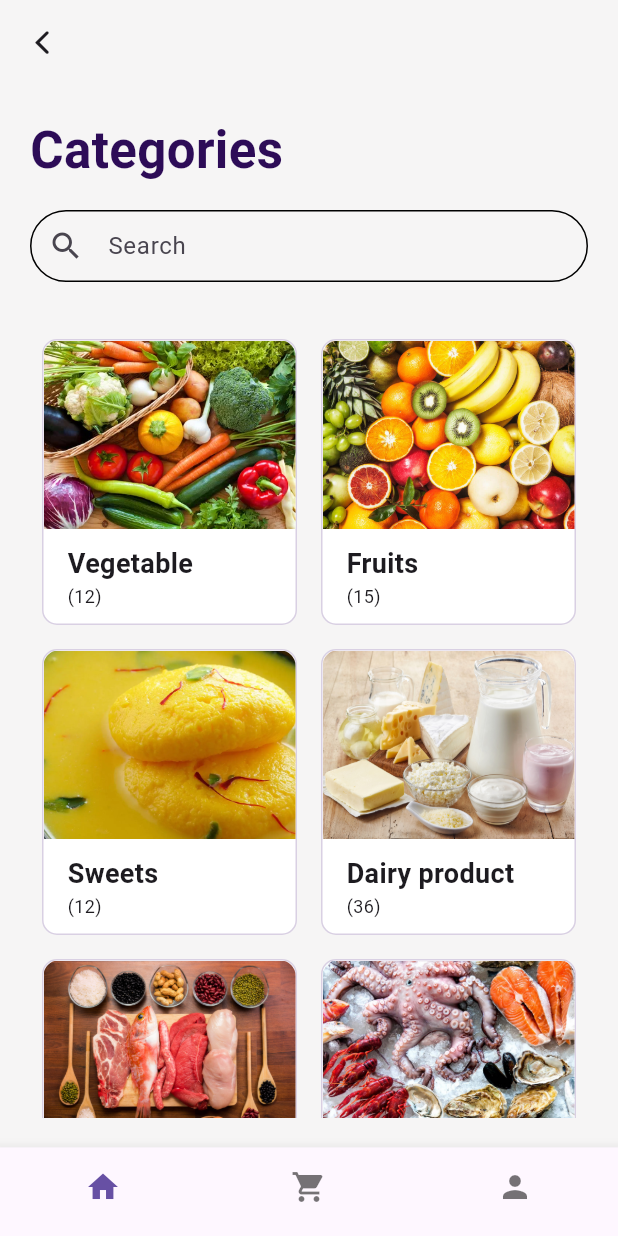
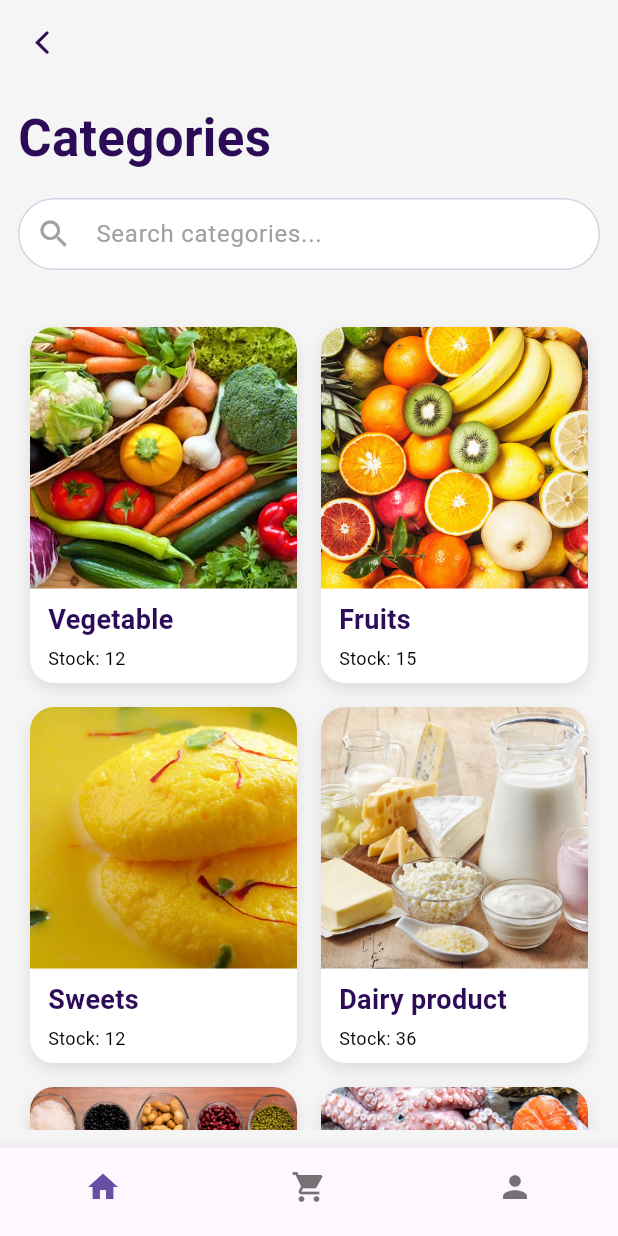
Before and after one commit to tanjilalom/Food-Delivery, a Flutter app: the screen it shows after launch, on a phone screen of 412 x 824 dp. Run offline on Flutter 3.47's test engine with Material 3 defaults, Android fonts, the phone set to English and light mode, and no system bars; our stand-ins replace get.

Commit message:
design updated

```diff
--- a/lib/screen/categories.dart
+++ b/lib/screen/categories.dart
@@ -5,25 +5,26 @@ import 'package:flutter/material.dart';
 import 'package:get/get.dart';
 
 class Categories extends StatelessWidget {
-  Categories({super.key});
+  const Categories({super.key});
 
   @override
   Widget build(BuildContext context) {
     return Scaffold(
-      backgroundColor: Color(0xfff6f5f5),
+      backgroundColor: const Color(0xfff6f5f5),
       appBar: AppBar(
-        backgroundColor: Color(0xfff6f5f5),
+        backgroundColor: const Color(0xfff6f5f5),
+        elevation: 0,
         leading: IconButton(
           onPressed: () => Get.back(),
-          icon: Icon(CupertinoIcons.back),
+          icon: const Icon(CupertinoIcons.back, color: Color(0xff2D0C57)),
         ),
       ),
       body: Padding(
-        padding: const EdgeInsets.all(20.0),
+        padding: const EdgeInsets.all(12.0),
         child: Column(
           crossAxisAlignment: CrossAxisAlignment.start,
           children: [
-            Text(
+            const Text(
               'Categories',
               style: TextStyle(
                 fontSize: 34,
@@ -31,95 +32,105 @@ class Categories extends StatelessWidget {
                 color: Color(0xff2D0C57),
               ),
             ),
-            SizedBox(
-              height: 15,
-            ),
+            const SizedBox(height: 15),
             TextFormField(
               onTapOutside: (event) => FocusScope.of(context).unfocus(),
               decoration: InputDecoration(
-                contentPadding: EdgeInsets.fromLTRB(10, 10, 10, 0),
-                prefixIcon: Icon(Icons.search),
-                hintText: 'Search',
+                filled: true,
+                fillColor: Colors.white,
+                contentPadding: const EdgeInsets.symmetric(vertical: 10),
+                prefixIcon: const Icon(Icons.search, color: Color(0xffA1A1A1)),
+                hintText: 'Search categories...',
+                hintStyle: const TextStyle(color: Color(0xffA1A1A1)),
                 enabledBorder: OutlineInputBorder(
                   borderRadius: BorderRadius.circular(27),
+                  borderSide: const BorderSide(color: Color(0xffD9D0E3)),
                 ),
                 focusedBorder: OutlineInputBorder(
                   borderRadius: BorderRadius.circular(27),
+                  borderSide: const BorderSide(color: Color(0xff2D0C57)),
                 ),
               ),
             ),
-            SizedBox(
-              height: 30,
-            ),
+            const SizedBox(height: 30),
             Expanded(
               child: GridView.builder(
-                gridDelegate: SliverGridDelegateWithFixedCrossAxisCount(
+                physics: const BouncingScrollPhysics(),
+                padding: const EdgeInsets.all(8.0),
+                gridDelegate: const SliverGridDelegateWithFixedCrossAxisCount(
                   crossAxisCount: 2,
-                  childAspectRatio: MediaQuery.of(context).size.width /
-                      (MediaQuery.of(context).size.height / 1.8),
+                  crossAxisSpacing: 16,
+                  mainAxisSpacing: 16,
+                  childAspectRatio: 0.75,
                 ),
                 itemCount: category.length,
                 itemBuilder: (BuildContext context, int index) {
-                  var itemname = category[index];
-                  return Padding(
-                    padding: EdgeInsets.all(8.0),
-                    child: InkWell(
+                  var item = category[index];
+                  return InkWell(
                     onTap: () {
                       Navigator.push(
                         context,
                         CupertinoPageRoute(
-                                builder: (context) => Vegetables()));
+                          builder: (context) => Vegetables(),
+                        ),
+                      );
                     },
-                      //onTap: () => Get.to(Vegetables()),
                     child: Container(
-                        height: 100,
-                        width: 50,
                       decoration: BoxDecoration(
-                          borderRadius: BorderRadius.circular(10),
-                          color: Color(0xffffffff),
-                          border: Border.all(
-                            color: Color(0xffD9D0E3),
+                        borderRadius: BorderRadius.circular(16),
+                        color: Colors.white,
+                        boxShadow: [
+                          BoxShadow(
+                            color: Colors.black.withOpacity(0.1),
+                            blurRadius: 8,
+                            offset: const Offset(0, 4),
                           ),
+                        ],
                       ),
                       child: Column(
                         crossAxisAlignment: CrossAxisAlignment.stretch,
                         children: [
                           Expanded(
                             child: ClipRRect(
-                                borderRadius: BorderRadius.only(
-                                    topLeft: Radius.circular(10),
-                                    topRight: Radius.circular(10)),
-                                // Image border
-                                child: SizedBox.fromSize(
-                                  child: Image.asset(itemname.image,
-                                      fit: BoxFit.cover),
+                              borderRadius: const BorderRadius.only(
+                                topLeft: Radius.circular(16),
+                                topRight: Radius.circular(16),
+                              ),
+                              child: Image.asset(
+                                item.image,
+                                fit: BoxFit.cover,
                               ),
                             ),
                           ),
-                            SizedBox(
-                              height: 10,
+                          Padding(
+                            padding: const EdgeInsets.symmetric(
+                                horizontal: 12, vertical: 8),
+                            child: Column(
+                              crossAxisAlignment: CrossAxisAlignment.start,
+                              children: [
+                                Text(
+                                  item.name,
+                                  style: const TextStyle(
+                                    fontSize: 18,
+                                    fontWeight: FontWeight.w600,
+                                    color: Color(0xff2D0C57),
                                   ),
-                            Padding(
-                              padding: EdgeInsets.only(left: 16.0),
-                              child: Text(
-                                itemname.name,
-                                style: TextStyle(
-                                    fontSize: 18, fontWeight: FontWeight.w700),
+                                  maxLines: 1,
+                                  overflow: TextOverflow.ellipsis,
                                 ),
+                                const SizedBox(height: 4),
+                                Text(
+                                  'Stock: ${item.stock}',
+                                  style: const TextStyle(
+                                    fontSize: 12,
+                                    fontWeight: FontWeight.w400,
+                                    color: Colors.black,
                                   ),
-                            Padding(
-                              padding: EdgeInsets.only(left: 16.0),
-                              child: Text(
-                                '(' + itemname.stock.toString() + ')',
-                                style: TextStyle(
-                                    fontSize: 12, fontWeight: FontWeight.w400),
-                              ),
-                            ),
-                            SizedBox(
-                              height: 10,
                                 ),
                               ],
                             ),
+                          ),
+                        ],
                       ),
                     ),
                   );
```
Also changed, not shown: lib/model/category_model.dart (+16 -8 lines). Lines whose indentation alone changed are shown as unchanged.
